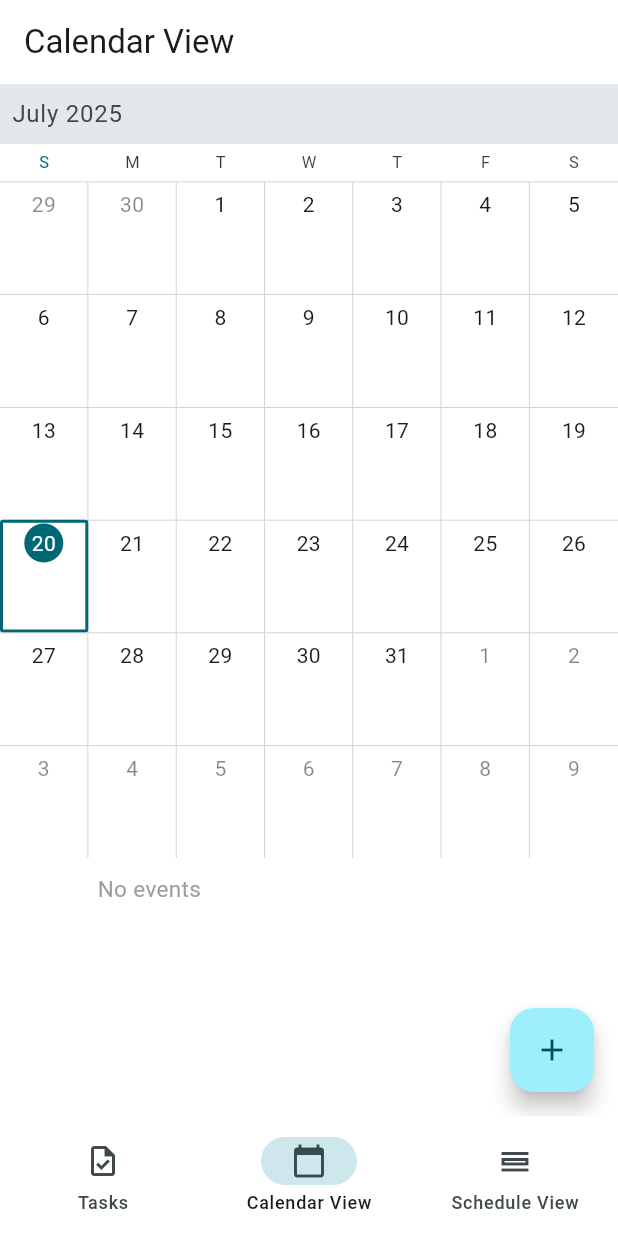
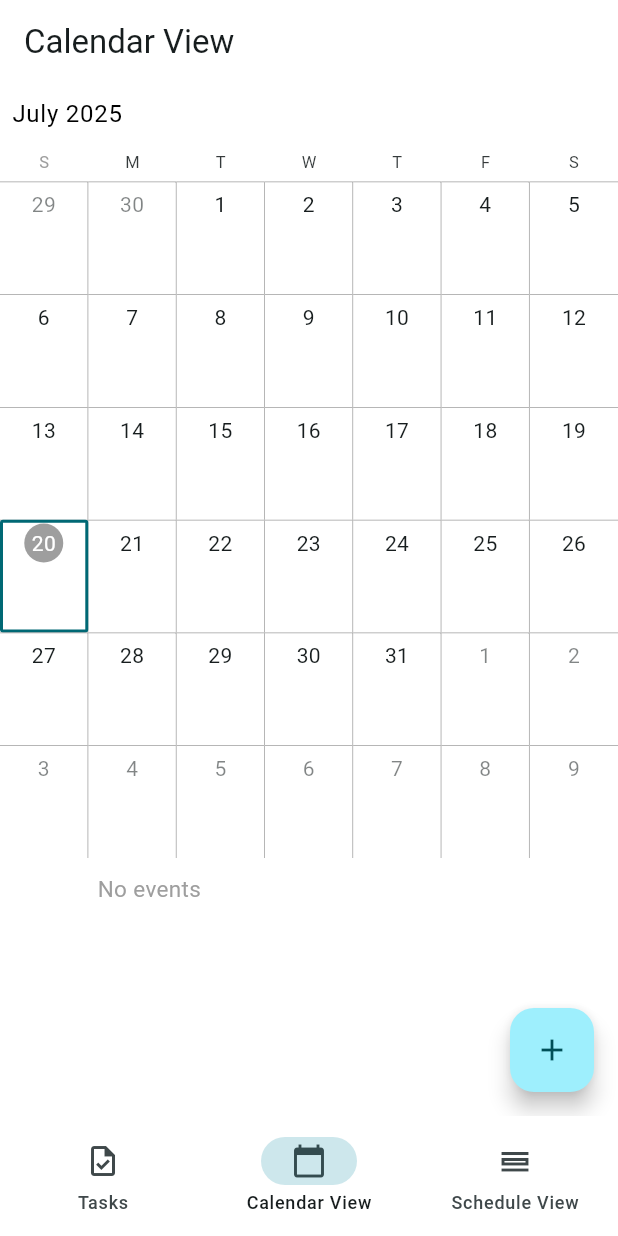
Before and after one commit to subhan-ahmd/jamtm, a Flutter app: the screen it shows after launch, item 2 of the bottom bar chosen, on a phone screen of 412 x 824 dp. Run offline on Flutter 3.47's test engine with Material 3 defaults, Android fonts, the phone set to English and light mode, and no system bars; drawn by our look-alikes of syncfusion_flutter_calendar; our stand-ins replace drift, flutter_riverpod, riverpod_annotation; accounts and stored records are empty; generated files the repository leaves out were written again.

Commit message:
refactor: remove duplication

```diff
--- a/lib/widgets/calendar_widget.dart
+++ b/lib/widgets/calendar_widget.dart
@@ -4,6 +4,7 @@ import 'package:mini_task_manager/models/task.dart';
 import 'package:mini_task_manager/screens/calendar_view/data/task_data_source.dart';
 import 'package:mini_task_manager/screens/home/providers/filtered_tasks_provider.dart';
 import 'package:mini_task_manager/screens/home/widgets/task_bottom_sheet.dart';
+import 'package:mini_task_manager/utils/color_manager.dart';
 import 'package:mini_task_manager/widgets/basic_bottom_sheet.dart';
 import 'package:syncfusion_flutter_calendar/calendar.dart';
 
@@ -23,6 +24,8 @@ class CalendarWidget extends ConsumerWidget {
   @override
   Widget build(BuildContext context, WidgetRef ref) {
     return SfCalendar(
+      todayHighlightColor: ColorManager.accent,
+      cellBorderColor: ColorManager.accent,
       dataSource: TaskDataSource(tasks),
       view: view,
       scheduleViewSettings: scheduleViewSettings,
@@ -44,6 +47,10 @@ class CalendarWidget extends ConsumerWidget {
           }
         }
       },
+      headerStyle: CalendarHeaderStyle(
+        backgroundColor: ColorManager.background,
+        textStyle: TextStyle(color: ColorManager.primaryText),
+      ),
     );
   }
 }
```
Also changed, not shown: lib/screens/calendar_view/data/task_data_source.dart (+3 -15 lines).
